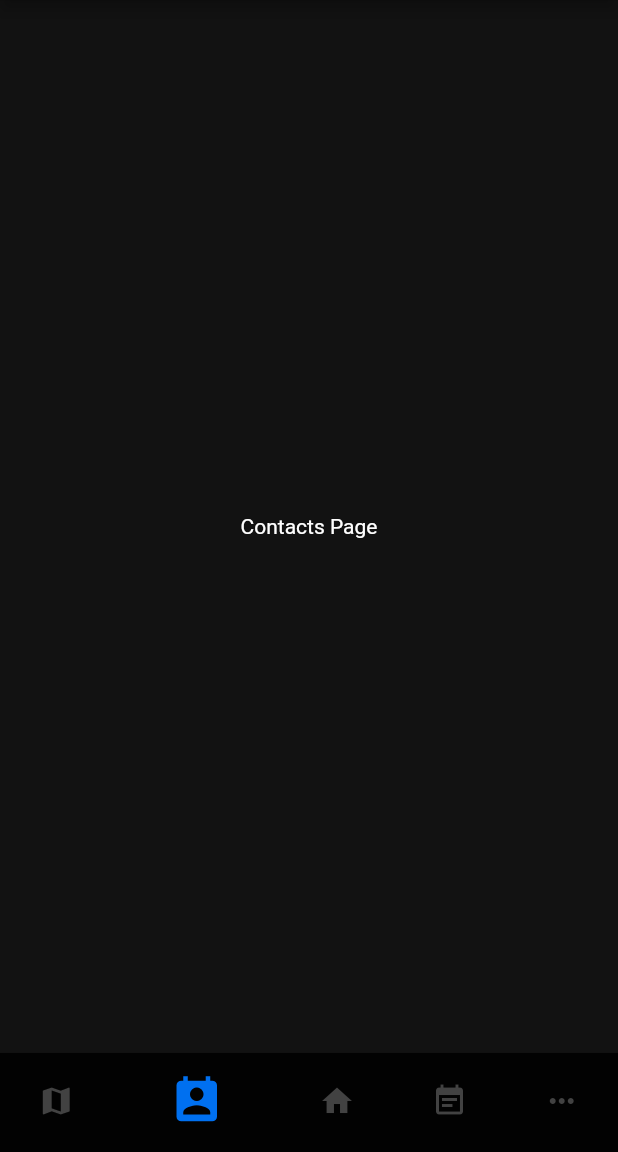
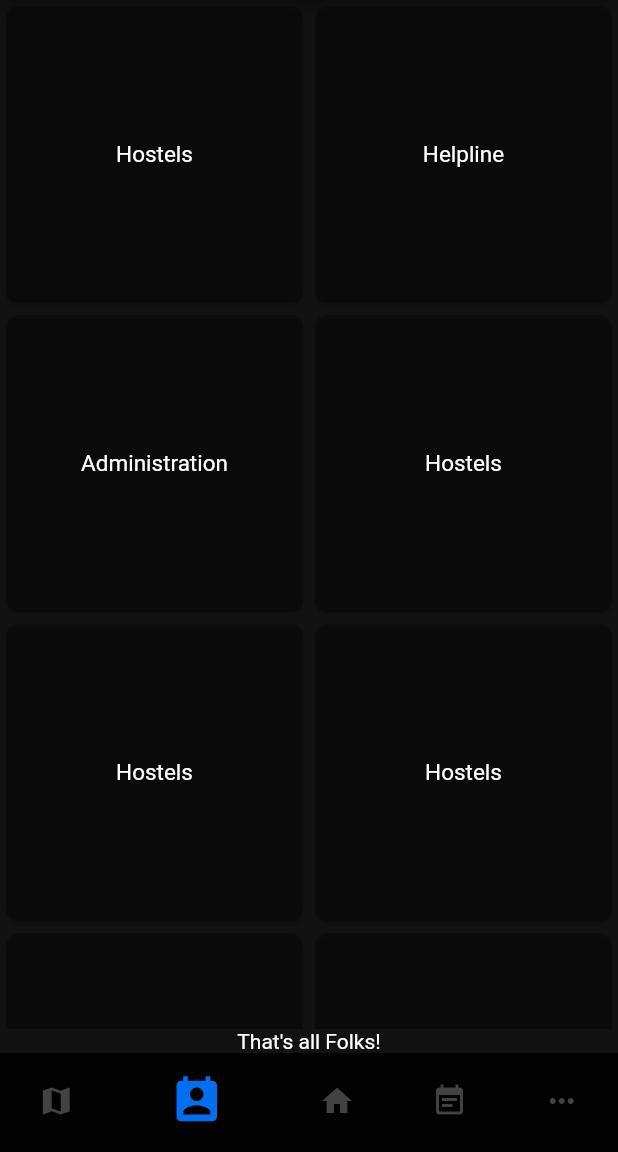
Before and after one commit to Kide-Devs/Kide, a Flutter app: the screen it shows after launch, item 2 of the bottom bar chosen, on a phone screen of 412 x 824 dp, the part 84-1236 px from its top. Run offline on Flutter 3.47's test engine with Material 2 defaults, Android fonts, the phone set to English and light mode, and no system bars; our stand-ins replace google_maps_flutter.

Commit message:
Congtacts Page Error

```diff
--- a/lib/pages/Contacts.dart
+++ b/lib/pages/Contacts.dart
@@ -2,13 +2,94 @@ import 'package:flutter/material.dart';
 
 void main() => runApp(ContactsPage());
 
+class Contact{
+  const Contact({this.title});
+  final String title;
+}
+
+const List<Contact> contacts = const <Contact>[
+  const Contact(title: 'Hostels'),
+  const Contact(title: 'Helpline'),
+  const Contact(title: 'Administration'),
+  const Contact(title: 'Hostels'),
+  const Contact(title: 'Hostels'),
+  const Contact(title: 'Hostels'),
+  const Contact(title: 'Hostels'),
+  const Contact(title: 'Hostels'),
+  const Contact(title: 'Hostels'),
+  const Contact(title: 'Hostels'),
+];
+
+
 class ContactsPage extends StatelessWidget {
   @override
   Widget build(BuildContext context) {
-    return Center(
-      child: Container(
-        child: Text('Contacts Page'),
-      ),
+    return Scaffold(
+      // appBar: AppBar(
+      //   title : Text('Contacts',
+      //   textAlign: TextAlign.center,
+      //   )
+      // ),
+      backgroundColor: Color.fromRGBO(18, 18, 18, 1.0),
+      body : Container(
+        //constraints: BoxConstraints(maxHeight: double.infinity),
+        //height: 1298,
+        child: Column(
+          //mainAxisSize: MainAxisSize.min,
+          children: [
+            Flexible(
+            flex: 1,
+            child:
+            GridView.count(
+              // primary: false,
+              shrinkWrap: true,
+              //addRepaintBoundaries: true,
+              crossAxisCount: 2,
+              children: List.generate(contacts.length, (index) {
+                return Center(
+                  child: ContactCard(contact: contacts[index]),
+                );
+              }),
+            )),
+            Flexible(
+            flex: 0,
+            child:
+            Center(
+              child: Text("That's all Folks!")
+            ))
+          ]
+        ),
+      )
+      // bottomNavigationBar: BottomAppBar(
+      //   child: Text('That\u0027s all folks'),
+      //   //clipBehavior: Clip.none,
+      //   color: Color.fromRGBO(18, 18, 18, 1.0),
+      // ),
     );
   }
 }
+
+class ContactCard extends StatelessWidget{
+  const ContactCard({Key key, this.contact}) : super(key: key);
+  final Contact contact;
+
+  @override
+  Widget build(BuildContext context){
+    //final TextStyle textStyle = Theme.of(context).textTheme.display1;
+    return Card(
+      //margin: EdgeInsets.,
+      color: Colors.black26,
+      shape: RoundedRectangleBorder(
+        borderRadius: BorderRadius.circular(8.0)
+      ),
+      child: Center(
+        child: Text(contact.title,
+          style: TextStyle(
+            color: Colors.white,
+            fontSize: 15.0
+          )
+        ),
+      )
+    );
+  }
+}
--- a/pubspec.yaml
+++ b/pubspec.yaml
@@ -14,7 +14,7 @@ description: A new Flutter project.
 version: 1.0.0+1
 
 environment:
-  sdk: ">=2.1.0 <3.0.0"
+  sdk: ">=2.2.2 <3.0.0"
 
 dependencies:
   flutter:
```
